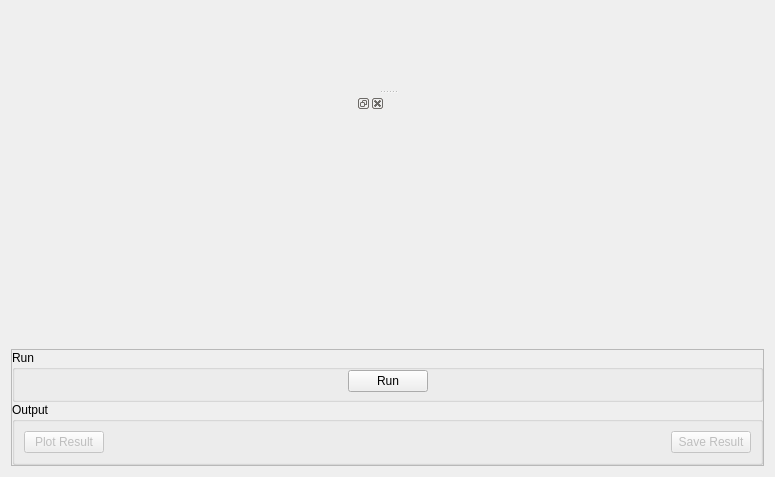
Qt form qt/scientific_interfaces/Indirect/MSDFit.ui (mantidproject/mantid) before a commit.
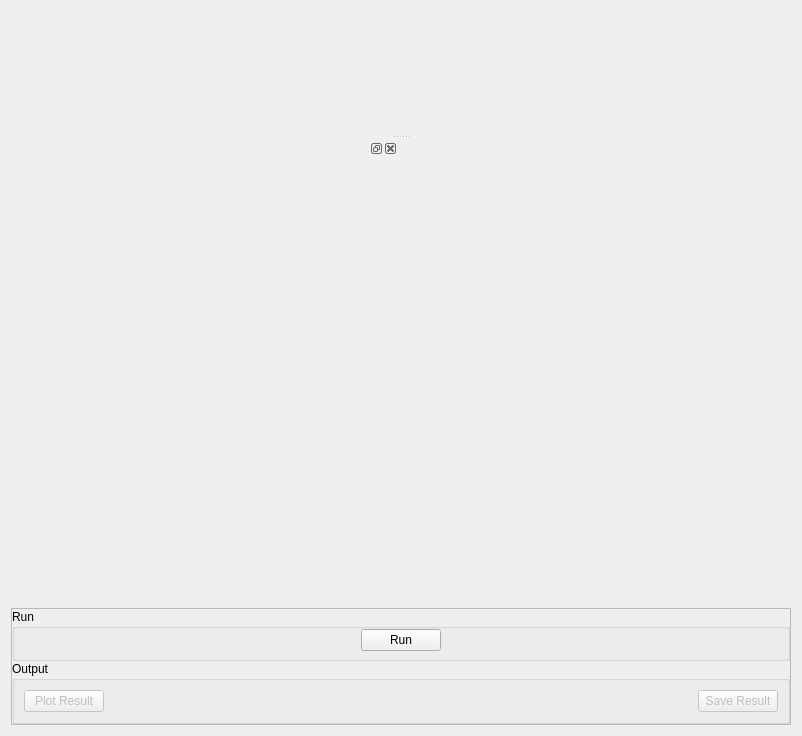
The same form after that commit. Custom widgets are drawn as their Qt base class.

Diff of the .ui file:
```diff
--- a/qt/scientific_interfaces/Indirect/MSDFit.ui
+++ b/qt/scientific_interfaces/Indirect/MSDFit.ui
@@ -6,8 +6,8 @@
    <rect>
     <x>0</x>
     <y>0</y>
-    <width>775</width>
-    <height>477</height>
+    <width>802</width>
+    <height>736</height>
    </rect>
   </property>
   <property name="windowTitle">
```
